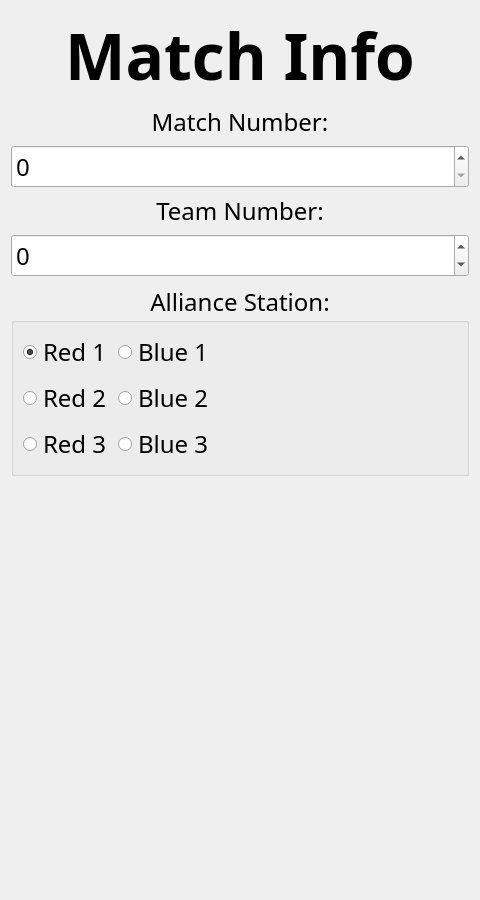
Above: ui/TeamInfo.ui from binex-dsk/QFRCScouter before the change. Below: the same form after it.
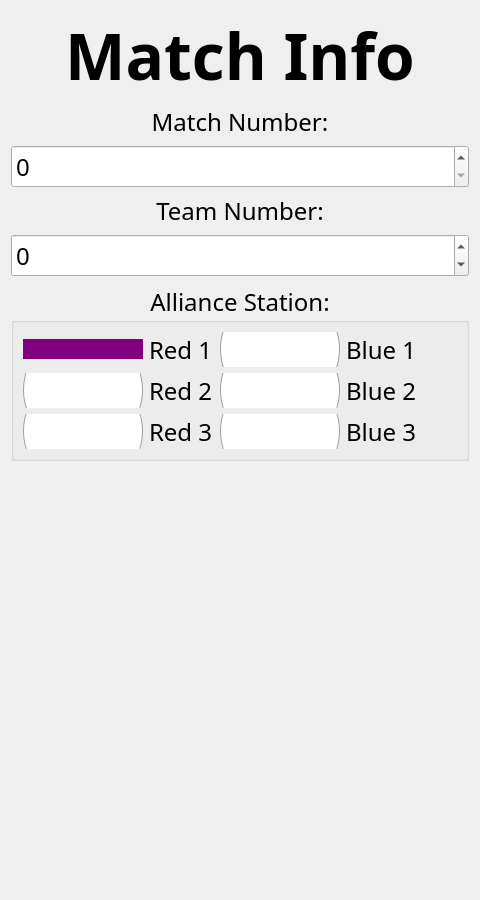
That is the form after the change.

What changed in the file:
```diff
--- a/ui/TeamInfo.ui
+++ b/ui/TeamInfo.ui
@@ -147,6 +147,18 @@
      <layout class="QFormLayout" name="formLayout">
       <item row="0" column="0">
        <widget class="QRadioButton" name="red1">
+        <property name="styleSheet">
+         <string notr="true">QRadioButton::indicator {
+	color: purple;
+	// border: 1px solid white;
+	width: 120px;
+	height: 20px;
+}
+
+QRadioButton::indicator::checked {
+	background-color: purple;
+}</string>
+        </property>
         <property name="text">
          <string>Red 1</string>
         </property>
@@ -157,6 +169,18 @@
       </item>
       <item row="0" column="1">
        <widget class="QRadioButton" name="blue1">
+        <property name="styleSheet">
+         <string notr="true">QRadioButton::indicator {
+	color: purple;
+	// border: 1px solid white;
+	width: 120px;
+	height: 20px;
+}
+
+QRadioButton::indicator::checked {
+	background-color: purple;
+}</string>
+        </property>
         <property name="text">
          <string>Blue 1</string>
         </property>
@@ -164,6 +188,18 @@
       </item>
       <item row="1" column="0">
        <widget class="QRadioButton" name="red2">
+        <property name="styleSheet">
+         <string notr="true">QRadioButton::indicator {
+	color: purple;
+	// border: 1px solid white;
+	width: 120px;
+	height: 20px;
+}
+
+QRadioButton::indicator::checked {
+	background-color: purple;
+}</string>
+        </property>
         <property name="text">
          <string>Red 2</string>
         </property>
@@ -171,6 +207,18 @@
       </item>
       <item row="1" column="1">
        <widget class="QRadioButton" name="blue2">
+        <property name="styleSheet">
+         <string notr="true">QRadioButton::indicator {
+	color: purple;
+	// border: 1px solid white;
+	width: 120px;
+	height: 20px;
+}
+
+QRadioButton::indicator::checked {
+	background-color: purple;
+}</string>
+        </property>
         <property name="text">
          <string>Blue 2</string>
         </property>
@@ -178,6 +226,18 @@
       </item>
       <item row="2" column="0">
        <widget class="QRadioButton" name="red3">
+        <property name="styleSheet">
+         <string notr="true">QRadioButton::indicator {
+	color: purple;
+	// border: 1px solid white;
+	width: 120px;
+	height: 20px;
+}
+
+QRadioButton::indicator::checked {
+	background-color: purple;
+}</string>
+        </property>
         <property name="text">
          <string>Red 3</string>
         </property>
@@ -185,6 +245,18 @@
       </item>
       <item row="2" column="1">
        <widget class="QRadioButton" name="blue3">
+        <property name="styleSheet">
+         <string notr="true">QRadioButton::indicator {
+	color: purple;
+	// border: 1px solid white;
+	width: 120px;
+	height: 20px;
+}
+
+QRadioButton::indicator::checked {
+	background-color: purple;
+}</string>
+        </property>
         <property name="text">
          <string>Blue 3</string>
         </property>
```
